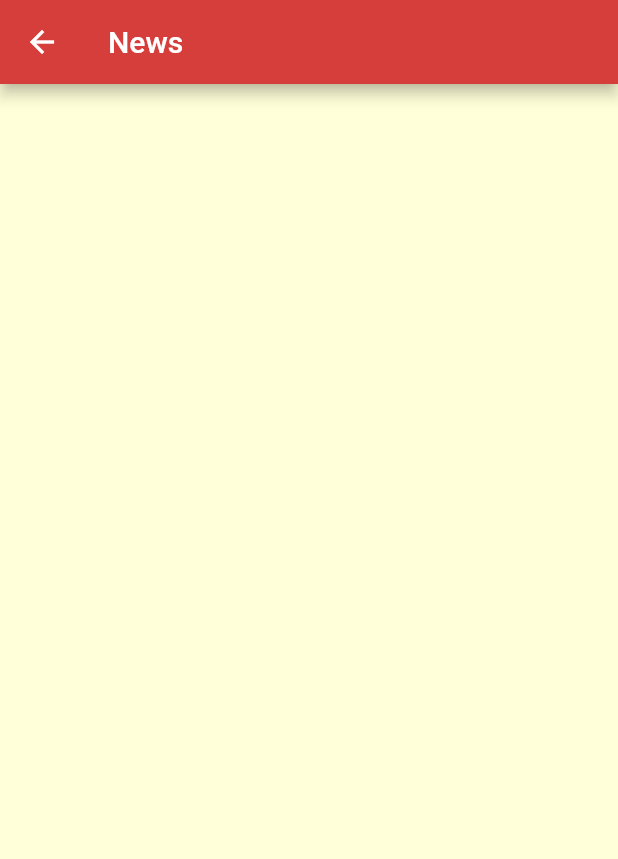
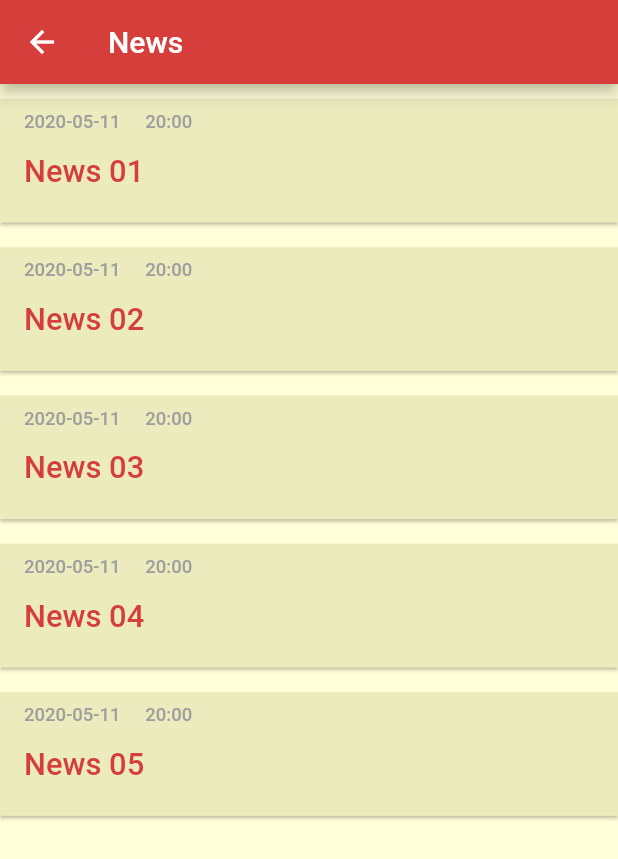
Before and after one commit to prakash123-debug/namasteNepal-mobileApp, a Flutter app: the News screen opened directly, on a phone screen of 412 x 824 dp. Shown: the top 859 px of the screen. Run offline on Flutter 3.47's test engine with Material 2 defaults, Android fonts, the phone set to English and light mode, and no system bars; our stand-ins replace carousel_slider, dio, flutter_easyloading, flutter_secure_storage, flutter_vector_icons, flutter_zoom_drawer and 2 more; missing offline and left inert: jwt_decode; accounts and stored records are empty; network calls fail.

Commit message:
news implemented

```diff
--- a/lib/Pages/FunctionsPage/news.dart
+++ b/lib/Pages/FunctionsPage/news.dart
@@ -1,4 +1,7 @@
 import 'package:flutter/material.dart';
+import 'package:namaste_nepal/Provider/newsProvider.dart';
+import 'package:namaste_nepal/Widgets/news_card.dart';
+import 'package:provider/provider.dart';
 
 class News extends StatefulWidget {
   const News({Key? key}) : super(key: key);
@@ -10,10 +13,34 @@ class News extends StatefulWidget {
 class _NewsState extends State<News> {
   @override
   Widget build(BuildContext context) {
+    NewsProvider newsProvider = Provider.of<NewsProvider>(context);
     return Scaffold(
-      appBar: AppBar(
-        title: Text("News"),
-      ),
-    );
+        appBar: AppBar(
+          title: Text("News"),
+        ),
+        body: Container(
+          padding: EdgeInsets.symmetric(vertical: 10),
+          child: newsProvider.news.length == 0
+              ? Center(
+                  child: Text(
+                    "Data Not Found!!",
+                    style: TextStyle(
+                        color: Colors.red, fontStyle: FontStyle.italic),
+                  ),
+                )
+              : ListView.builder(
+                  itemCount: newsProvider.news.length,
+                  itemBuilder: (context, index) {
+                    return newsCard(
+                        context: context, e: newsProvider.news[index]);
+                  },
+                ),
+        )
+        // Column(
+        //   children: newsProvider.news.asMap().entries.map((MapEntry e) {
+        //     return newsCard(context: context, e: e.value);
+        //   }).toList(),
+        // ),
+        );
   }
 }
--- a/lib/Provider/functionProvider.dart
+++ b/lib/Provider/functionProvider.dart
@@ -34,15 +34,15 @@ class FunctionProvider extends ChangeNotifier {
     FunctionDetail(
         id: 6,
         functionName: "Announcement",
-        functionImage: "assets/images/hospital.png"),
+        functionImage: "assets/images/announcement.png"),
     FunctionDetail(
         id: 7,
         functionName: "Programs",
-        functionImage: "assets/images/socialWork.png"),
+        functionImage: "assets/images/program.png"),
     FunctionDetail(
         id: 8,
         functionName: "Article",
-        functionImage: "assets/images/socialWork.png"),
+        functionImage: "assets/images/article.png"),
   ];
 
   List<FunctionDetail> get allfunctions {
--- a/lib/Provider/newsProvider.dart
+++ b/lib/Provider/newsProvider.dart
@@ -1,10 +1,10 @@
 import 'dart:convert';
 
+import 'package:dio/dio.dart';
 import 'package:flutter/foundation.dart';
-import 'package:http/http.dart' as http;
 import 'package:namaste_nepal/Utils/server_link.dart';
 
-class News {
+class NewsData {
   int id;
   String title;
   String date;
@@ -13,7 +13,7 @@ class News {
   String newsType;
   String image;
 
-  News(
+  NewsData(
       {required this.id,
       required this.date,
       required this.title,
@@ -24,69 +24,69 @@ class News {
 }
 
 class NewsProvider extends ChangeNotifier {
-  List<News> _news = [];
-  //  [
-  //   News(
-  //       id: 001,
-  //       date: "2020-05-11",
-  //       title: "News 01",
-  //       time: "20:00",
-  //       description: "description 001",
-  //       newsType: "newsType",
-  //       image: "image"),
-  //   News(
-  //       id: 002,
-  //       date: "2020-05-11",
-  //       title: "News 02",
-  //       time: "20:00",
-  //       description: "description 002",
-  //       newsType: "newsType",
-  //       image: "image"),
-  //   News(
-  //       id: 003,
-  //       date: "2020-05-11",
-  //       title: "News 03",
-  //       time: "20:00",
-  //       description: "description 003",
-  //       newsType: "newsType",
-  //       image: "image"),
-  //   News(
-  //       id: 004,
-  //       date: "2020-05-11",
-  //       title: "News 04",
-  //       time: "20:00",
-  //       description: "description 004",
-  //       newsType: "newsType",
-  //       image: "image"),
-  //   News(
-  //       id: 005,
-  //       date: "2020-05-11",
-  //       title: "News 05",
-  //       time: "20:00",
-  //       description: "description 005",
-  //       newsType: "newsType",
-  //       image: "image"),
-  // ];
+  List<NewsData> _news = [
+    NewsData(
+        id: 001,
+        date: "2020-05-11",
+        title: "News 01",
+        time: "20:00",
+        description: "description 001",
+        newsType: "newsType",
+        image: "image"),
+    NewsData(
+        id: 002,
+        date: "2020-05-11",
+        title: "News 02",
+        time: "20:00",
+        description: "description 002",
+        newsType: "newsType",
+        image: "image"),
+    NewsData(
+        id: 003,
+        date: "2020-05-11",
+        title: "News 03",
+        time: "20:00",
+        description: "description 003",
+        newsType: "newsType",
+        image: "image"),
+    NewsData(
+        id: 004,
+        date: "2020-05-11",
+        title: "News 04",
+        time: "20:00",
+        description: "description 004",
+        newsType: "newsType",
+        image: "image"),
+    NewsData(
+        id: 005,
+        date: "2020-05-11",
+        title: "News 05",
+        time: "20:00",
+        description: "description 005",
+        newsType: "newsType",
+        image: "image"),
+  ];
 
-  List<News> get news {
+  List<NewsData> get news {
     return [..._news];
   }
 
-  Future fetchNewsList() async {
+  Dio dio = new Dio();
+
+  Future<Response> fetchNewsList() async {
     try {
-      var url = Uri.parse("$link/news");
+      Response response = await dio.get("$link/news");
 
-      http.Response response = await http.get(url);
+      var responseData = response.data;
 
-      var responseData = jsonDecode(response.body);
       print("++++++++++++++++++=");
-      print(responseData["count"]);
+      print(responseData);
       print("++++++++++++++++++");
-      List<News> initialNewsList = [];
+      List<NewsData> initialNewsList = [];
 
       if (response.statusCode == 200) {
-        responseData["rows"].forEach((newsList) {
-          initialNewsList.add(News(
+        responseData["data"].forEach((newsList) {
+          initialNewsList.add(NewsData(
             id: newsList['id'],
             title: newsList['title'],
             description: newsList['description'],
@@ -98,18 +98,17 @@ class NewsProvider extends ChangeNotifier {
         });
 
         _news = initialNewsList;
-        print("========+++============");
-        print(_news.length);
-
-        print("=======++++============");
+      } else {
+        throw "Something Went Wrong !!";
       }
       notifyListeners();
+      return response;
     } catch (err) {
       throw err;
     }
   }
 
-  List<News> getNewsByNewsType(String newsType) {
+  List<NewsData> getNewsByNewsType(String newsType) {
     return _news.where((element) => element.newsType == newsType).toList();
   }
 }
--- /dev/null
+++ b/lib/Widgets/news_card.dart
@@ -0,0 +1,89 @@
+import 'package:flutter/material.dart';
+import 'package:namaste_nepal/Pages/FunctionsPage/news.dart';
+import 'package:namaste_nepal/Pages/News_details.dart';
+import 'package:namaste_nepal/Provider/newsProvider.dart';
+import 'package:namaste_nepal/Utils/colorParser.dart';
+import 'package:namaste_nepal/Utils/customPageRoute.dart';
+
+Widget newsCard({required BuildContext context, required NewsData e}) {
+  double deviceHeight = MediaQuery.of(context).size.height;
+  double deviceWidth = MediaQuery.of(context).size.width;
+  return Padding(
+    padding: EdgeInsets.only(bottom: deviceHeight * 0.02),
+    child: Container(
+      width: deviceWidth,
+      height: deviceHeight * 0.1,
+      child: Material(
+        elevation: 1,
+        color: parseColor("#ebebbe"),
+        child: MaterialButton(
+          splashColor: Theme.of(context).primaryColor.withOpacity(0.3),
+          onPressed: () {
+            // Navigator.pushNamed(context, "/newsdetails", arguments: {
+            // "date": e.date,
+            // "title": e.title,
+            // "time": e.time,
+            // "description": e.description,
+            // "image": e.image
+            // });
+
+            Navigator.of(context).push(CustomPageRoute(
+                child: NewsDetails(
+              arg: {
+                "date": e.date,
+                "title": e.title,
+                "time": e.time,
+                "description": e.description,
+                "image": e.image
+              },
+            )));
+
+            print("=============================");
+            print(e.date);
+            print(e.title);
+            print(e.time);
+            print("=============================");
+          },
+          child: Padding(
+            padding: EdgeInsets.symmetric(vertical: deviceHeight * 0.01),
+            child: Column(
+              children: [
+                Container(
+                  child: Row(
+                    children: [
+                      Text(
+                        e.date,
+                        style: TextStyle(
+                            fontSize: deviceWidth * 0.03, color: Colors.grey),
+                      ),
+                      Padding(
+                        padding: EdgeInsets.only(left: deviceWidth * 0.04),
+                        child: Text(
+                          e.time,
+                          style: TextStyle(
+                              fontSize: deviceWidth * 0.03, color: Colors.grey),
+                        ),
+                      ),
+                    ],
+                  ),
+                ),
+                Expanded(
+                    child: Container(
+                  alignment: Alignment.centerLeft,
+                  child: Text(
+                    e.title,
+                    maxLines: 2,
+                    overflow: TextOverflow.ellipsis,
+                    style: TextStyle(
+                        color: Theme.of(context).primaryColor,
+                        fontSize: deviceWidth * 0.05),
+                  ),
+                ))
+              ],
+            ),
+          ),
+        ),
+      ),
+    ),
+  );
+}
--- a/lib/main.dart
+++ b/lib/main.dart
@@ -14,6 +14,7 @@ import 'package:namaste_nepal/Provider/branchProvider.dart';
 import 'package:namaste_nepal/Provider/functionProvider.dart';
 import 'package:namaste_nepal/Provider/galleryProvider.dart';
 import 'package:namaste_nepal/Provider/languageProvider.dart';
+import 'package:namaste_nepal/Provider/newsProvider.dart';
 import 'package:namaste_nepal/Provider/programCategoryProvider.dart';
 import 'package:namaste_nepal/Provider/programProvider.dart';
 import 'package:namaste_nepal/Provider/userProvider.dart';
@@ -52,7 +53,8 @@ class MyApp extends StatelessWidget {
         ChangeNotifierProvider(create: (ctx) => ProgramCategoryProvider()),
         ChangeNotifierProvider(create: (ctx) => ProgramProvider()),
         ChangeNotifierProvider(create: (ctx) => UserProvider()),
-        ChangeNotifierProvider(create: (ctx) => GalleryProvider())
+        ChangeNotifierProvider(create: (ctx) => GalleryProvider()),
+        ChangeNotifierProvider(create: (ctx) => NewsProvider())
       ],
       child: MaterialApp(
         debugShowCheckedModeBanner: false,
--- a/pubspec.yaml
+++ b/pubspec.yaml
@@ -38,6 +38,7 @@ dependencies:
   dio: ^4.0.6
   jwt_decode: ^0.3.1
   flutter_secure_storage: ^5.0.2
+  url_launcher: ^6.1.2
 
 dev_dependencies:
   flutter_test:
```
Also changed, not shown: lib/Pages/News_details.dart (added, +132 -0 lines), lib/Pages/homePage.dart (+7 -0 lines), assets/images/announcement.png (added), assets/images/article.png (added), assets/images/hospital.png (deleted), assets/images/program.png (added), pubspec.lock, 2 other files.
